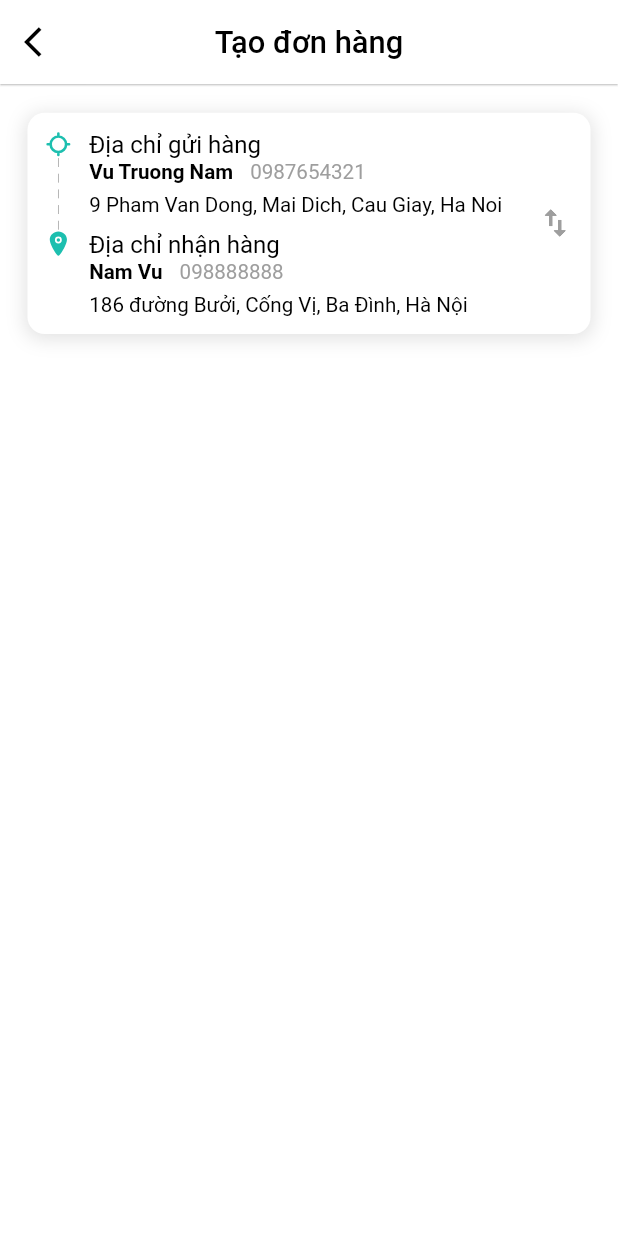
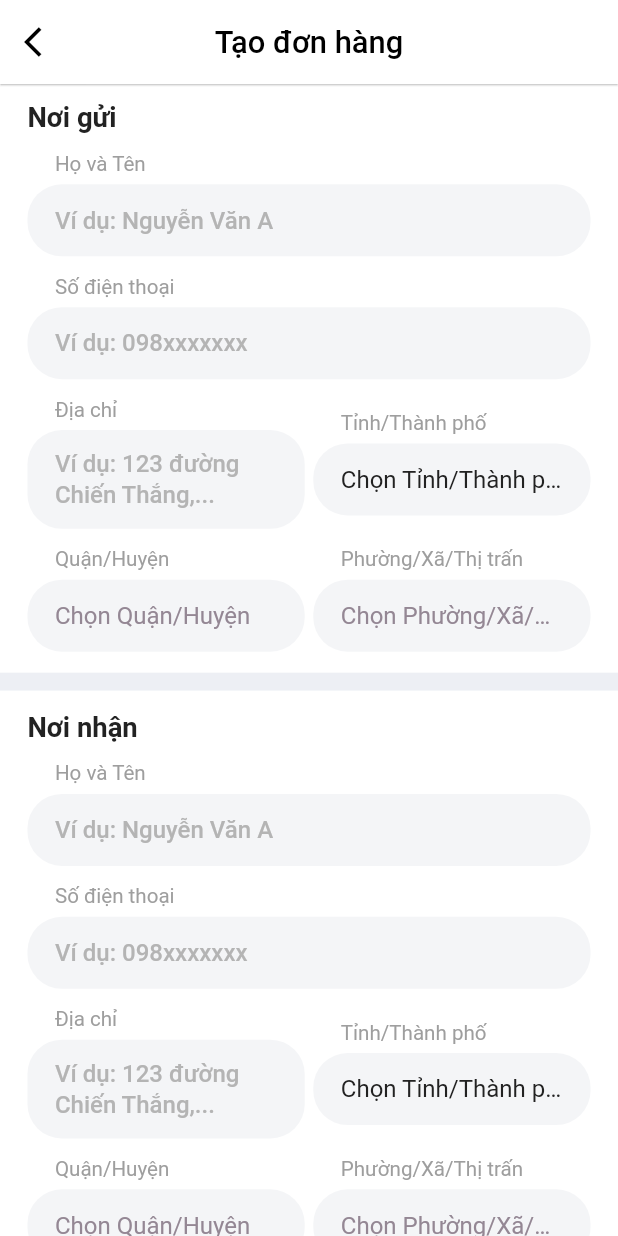
Before and after one commit to Hatunavu/shipf, a Flutter app: the OrderScreen screen opened by its route, on a phone screen of 412 x 824 dp. Run offline on Flutter 3.47's test engine with Material 2 defaults, Android fonts, the phone set to English and light mode, and no system bars; drawn by our look-alikes of flutter_dash; our stand-ins replace auto_route, bloc, bot_toast, cached_network_image, dio, flutter_bloc and 12 more; missing offline and left inert: cached_network_image_platform_interface; accounts and stored records are empty; generated files the repository leaves out were written again; project files that could hold a hidden picture were left out.

Commit message:
update place order screen

```diff
--- a/lib/ui/screen/main/add_address/widget/select_address_widget.dart
+++ b/lib/ui/screen/main/add_address/widget/select_address_widget.dart
@@ -200,8 +200,8 @@ class _SelectAddressWidgetState extends State<SelectAddressWidget> {
                             borderSide: const BorderSide(color: Colors.red),
                             borderRadius:
                                 BorderRadius.circular(secondaryBorderRadius)),
-                        contentPadding:
-                            EdgeInsets.only(left: kDefaultPaddingWidthWidget),
+                        contentPadding: EdgeInsets.symmetric(
+                            horizontal: kDefaultPaddingWidthWidget),
                         enabledBorder: OutlineInputBorder(
                             borderSide: BorderSide.none,
                             borderRadius:
@@ -241,7 +241,10 @@ class _SelectAddressWidgetState extends State<SelectAddressWidget> {
                                     ? locationState.districts != null
                                         ? titleColor
                                         : borderColor
-                                      : titleColor)));
+                                    : titleColor),
+                        maxLines: 1,
+                        overflow: TextOverflow.ellipsis,
+                      ));
                 },
               ),
             ));
--- a/lib/ui/screen/main/order/order_screen.dart
+++ b/lib/ui/screen/main/order/order_screen.dart
@@ -1,11 +1,15 @@
 import 'package:auto_route/auto_route.dart';
 import 'package:flutter/material.dart';
+import 'package:flutter_bloc/flutter_bloc.dart';
 import 'package:flutter_dash/flutter_dash.dart';
 import 'package:flutter_screenutil/flutter_screenutil.dart';
 import 'package:flutter_vector_icons/flutter_vector_icons.dart';
 import 'package:shipf/ui/router/router.gr.dart';
+import 'package:shipf/ui/screen/main/add_address/cubit/add_address_cubit.dart';
+import 'package:shipf/ui/screen/main/add_address/widget/select_address_widget.dart';
 import 'package:shipf/ui/screen/main/address/address_screen.dart';
 import 'package:shipf/ui/shared/base_screen.dart';
+import 'package:shipf/ui/shared/textfield/primary_textfield.dart';
 import 'package:shipf/ui/theme/constant.dart';
 import 'package:shipf/ui/theme/text_style.dart';
 
@@ -17,9 +21,13 @@ class OrderScreen extends StatefulWidget {
 }
 
 class _OrderScreenState extends State<OrderScreen> {
+  final GlobalKey<FormState> _formKey = GlobalKey<FormState>();
+  final TextEditingController _homeController = TextEditingController();
   @override
   Widget build(BuildContext context) {
-    return BaseScreen(
+    return BlocProvider(
+      create: (context) => AddAddressCubit()..getLocationProvinces(),
+      child: BaseScreen(
         title: 'Tạo đơn hàng',
         leading: InkWell(
           onTap: () {
@@ -30,11 +38,126 @@ class _OrderScreenState extends State<OrderScreen> {
             color: Colors.black,
           ),
         ),
+        child: SingleChildScrollView(
           child: Column(
+            crossAxisAlignment: CrossAxisAlignment.start,
             children: [
-          address(),
+              // address(),
+              // Divider(
+              //   thickness: kDefaultPaddingHeightScreen,
+              //   color: backgroundColor,
+              // ),
+              address2('Nơi gửi'),
+              Divider(
+                thickness: kDefaultPaddingHeightScreen,
+                color: backgroundColor,
+              ),
+              address2('Nơi nhận'),
             ],
           ),
+        ),
+      ),
+    );
+  }
+
+  Widget address2(String type) {
+    return Padding(
+      padding: EdgeInsets.symmetric(
+          horizontal: kDefaultPaddingWidthWidget,
+          vertical: kDefaultPaddingHeightScreen),
+      child: Column(
+        crossAxisAlignment: CrossAxisAlignment.start,
+        children: [
+          Text(
+            type,
+            style: textHeading,
+          ),
+          SizedBox(
+            height: kDefaultPaddingHeightScreen / 2,
+          ),
+          labelTextField('Họ và Tên'),
+          PrimaryTextField(
+            label: '',
+            controller: _homeController,
+            hintText: 'Ví dụ: Nguyễn Văn A',
+          ),
+          SizedBox(
+            height: kDefaultPaddingHeightScreen / 2,
+          ),
+          labelTextField('Số điện thoại'),
+          PrimaryTextField(
+            label: '',
+            controller: _homeController,
+            hintText: 'Ví dụ: 098xxxxxxx',
+          ),
+          SizedBox(
+            height: kDefaultPaddingHeightScreen / 2,
+          ),
+          Row(
+            children: [
+              Expanded(
+                child: Column(
+                  crossAxisAlignment: CrossAxisAlignment.start,
+                  children: [
+                    labelTextField('Địa chỉ'),
+                    PrimaryTextField(
+                      label: '',
+                      controller: _homeController,
+                      hintText: 'Ví dụ: 123 đường Chiến Thắng,...',
+                    ),
+                  ],
+                ),
+              ),
+              SizedBox(
+                width: kDefaultPaddingWidthScreen / 2,
+              ),
+              Expanded(child: itemSelectLocation(label: 'Tỉnh/Thành phố')),
+            ],
+          ),
+          SizedBox(
+            height: kDefaultPaddingHeightScreen / 2,
+          ),
+          Row(
+            children: [
+              Expanded(
+                  child: itemSelectLocation(
+                      label: 'Quận/Huyện', isDistrict: true)),
+              SizedBox(
+                width: kDefaultPaddingWidthScreen / 2,
+              ),
+              Expanded(
+                  child: itemSelectLocation(
+                      label: 'Phường/Xã/Thị trấn', isWard: true)),
+            ],
+          ),
+        ],
+      ),
+    );
+  }
+
+  Widget labelTextField(String label) {
+    return Padding(
+      padding: EdgeInsets.symmetric(
+          horizontal: kDefaultPaddingWidthWidget, vertical: 5.h),
+      child: Text(
+        label,
+        style: primarySubTitleStyle,
+      ),
+    );
+  }
+
+  Widget itemSelectLocation(
+      {bool isDistrict = false, bool isWard = false, required String label}) {
+    return Column(
+      crossAxisAlignment: CrossAxisAlignment.start,
+      children: [
+        labelTextField(label),
+        SelectAddressWidget(
+          label: label,
+          isDistrict: isDistrict,
+          isWard: isWard,
+        ),
+      ],
     );
   }
 
```
Lines whose indentation alone changed are shown as unchanged.
